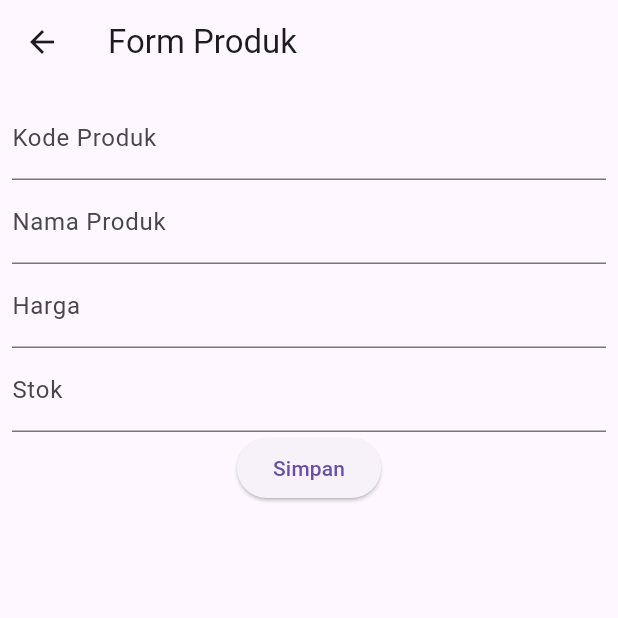
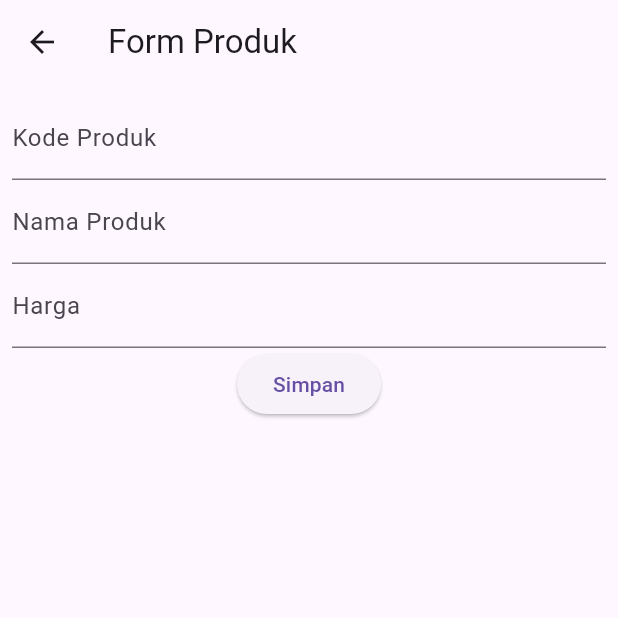
Before and after one commit to aryawp0203/flutter_pmo_2026, a Flutter app: the screen it shows after launch, after a tap on the "add" icon, on a phone screen of 412 x 824 dp, the top half of it. Run offline on Flutter 3.47's test engine with Material 3 defaults, Android fonts, the phone set to English and light mode, and no system bars.

Commit message:
Langkah 4 — Membuka Detail Produk saat Item Disentuh

```diff
--- a/lib/ui/produk_detail.dart
+++ b/lib/ui/produk_detail.dart
@@ -4,10 +4,8 @@ class ProdukDetail extends StatefulWidget {
   final String? kodeProduk;
   final String? namaProduk;
   final int? harga;
-  final int? stok;
 
-  const ProdukDetail(
-      {super.key, this.kodeProduk, this.namaProduk, this.harga, this.stok});
+  const ProdukDetail({super.key, this.kodeProduk, this.namaProduk, this.harga});
 
   @override
   State<ProdukDetail> createState() => _ProdukDetailState();
@@ -17,9 +15,7 @@ class _ProdukDetailState extends State<ProdukDetail> {
   @override
   Widget build(BuildContext context) {
     return Scaffold(
-      appBar: AppBar(
-        title: const Text('Detail Produk'),
-      ),
+      appBar: AppBar(title: const Text('Detail Produk')),
       body: Padding(
         padding: const EdgeInsets.all(16.0),
         child: Column(
@@ -51,15 +47,6 @@ class _ProdukDetailState extends State<ProdukDetail> {
                 color: Colors.green,
               ),
             ),
-            const SizedBox(height: 10),
-            Text(
-              "Stok : ${widget.stok}",
-              style: const TextStyle(
-                fontSize: 16.0,
-                fontWeight: FontWeight.w500,
-                color: Colors.deepOrange,
-              ),
-            ),
             const SizedBox(height: 24),
             ElevatedButton(
               onPressed: () {
--- a/lib/ui/produk_form.dart
+++ b/lib/ui/produk_form.dart
@@ -12,7 +12,6 @@ class _ProdukFormState extends State<ProdukForm> {
   final _kodeProdukTextboxController = TextEditingController();
   final _namaProdukTextboxController = TextEditingController();
   final _hargaProdukTextboxController = TextEditingController();
-  final _stokProdukTextboxController = TextEditingController();
 
   @override
   Widget build(BuildContext context) {
@@ -26,7 +25,6 @@ class _ProdukFormState extends State<ProdukForm> {
               _textboxKodeProduk(),
               _textboxNamaProduk(),
               _textboxHargaProduk(),
-              _textboxStokProduk(),
               _tombolSimpan(),
             ],
           ),
@@ -56,31 +54,24 @@ class _ProdukFormState extends State<ProdukForm> {
     );
   }
 
-  TextField _textboxStokProduk() {
-    return TextField(
-      decoration: const InputDecoration(labelText: "Stok"),
-      keyboardType: TextInputType.number,
-      controller: _stokProdukTextboxController,
-    );
-  }
-
   ElevatedButton _tombolSimpan() {
     return ElevatedButton(
       onPressed: () {
         String kodeProduk = _kodeProdukTextboxController.text;
         String namaProduk = _namaProdukTextboxController.text;
         int harga = int.parse(
-            _hargaProdukTextboxController.text); //parsing dari String ke int
-        int stok = int.parse(
-            _stokProdukTextboxController.text); //parsing dari String ke int
+          _hargaProdukTextboxController.text,
+        ); //parsing dari String ke int
         // pindah ke halaman Produk Detail dan mengirim data
-        Navigator.of(context).push(MaterialPageRoute(
+        Navigator.of(context).push(
+          MaterialPageRoute(
             builder: (context) => ProdukDetail(
-                  kodeProduk: kodeProduk,
-                  namaProduk: namaProduk,
-                  harga: harga,
-                  stok: stok,
-                )));
+              kodeProduk: kodeProduk,
+              namaProduk: namaProduk,
+              harga: harga,
+            ),
+          ),
+        );
       },
       child: const Text('Simpan'),
     );
--- a/lib/ui/produk_page.dart
+++ b/lib/ui/produk_page.dart
@@ -1,4 +1,5 @@
 import 'package:flutter/material.dart';
+import 'package:flutter_pmo_2026/ui/produk_detail.dart';
 import 'package:flutter_pmo_2026/ui/produk_form.dart';
 
 class ProdukPage extends StatefulWidget {
@@ -56,11 +57,25 @@ class ItemProduk extends StatelessWidget {
 
   @override
   Widget build(BuildContext context) {
-    return Card(
-      child: ListTile(
-        title: Text(namaProduk.toString()),
-        subtitle: Text(harga.toString()),
+    return GestureDetector(
+      child: Card(
+        child: ListTile(
+          title: Text(namaProduk.toString()),
+          subtitle: Text(harga.toString()),
+        ),
       ),
+      onTap: () {
+        Navigator.push(
+          context,
+          MaterialPageRoute(
+            builder: (context) => ProdukDetail(
+              kodeProduk: kodeProduk,
+              namaProduk: namaProduk,
+              harga: harga,
+            ),
+          ),
+        );
+      },
     );
   }
 }
```
